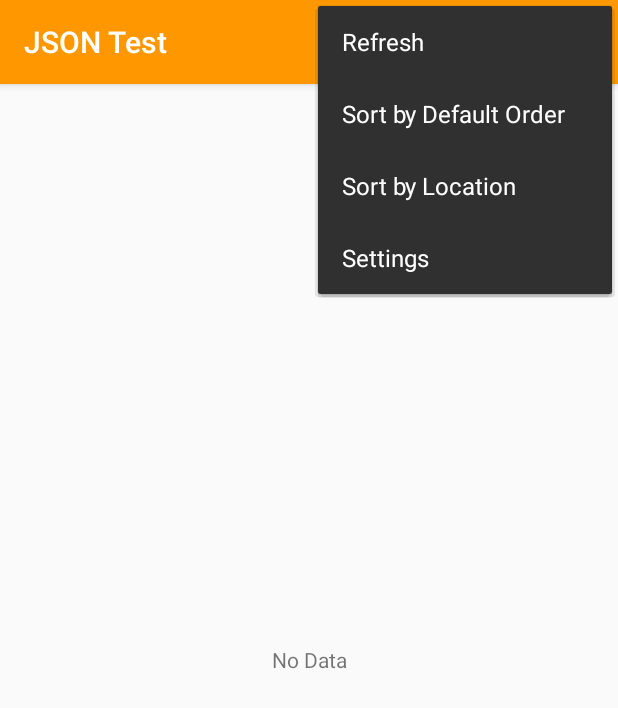
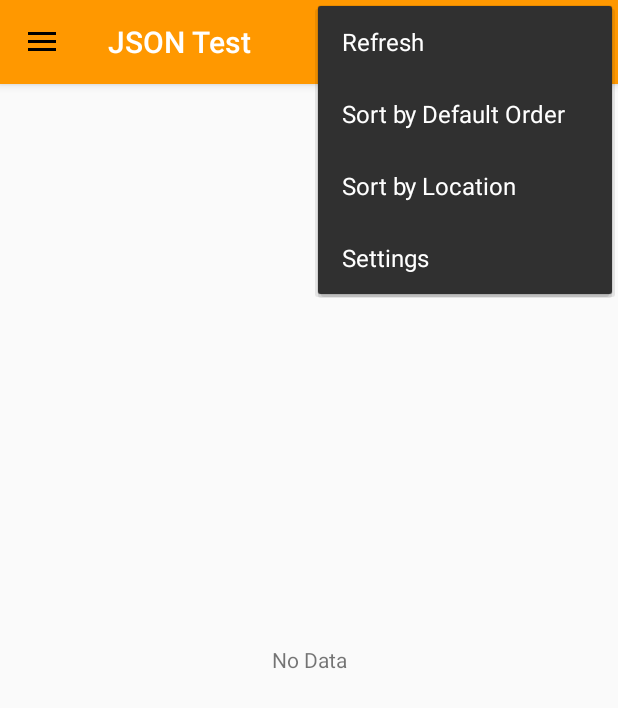
Before and after one commit to popnfresh234/iloveyoubike_refactor, an Android app: the screen it shows after launch (MainActivity), with the options menu open, on a phone screen of 412 x 824 dp. Shown: the top 708 px of the screen. Run offline under Robolectric (Android 15) with nearby library versions, the phone set to English and light mode, and no system bars; our stand-ins replace ButterKnife; libraries missing offline, so code that uses them is left out: com.squareup.okhttp, rx.android.schedulers, rx.functions, rx.schedulers; 3 statements that could not run were skipped.

Commit message:
Implement navigation drawer

```diff
--- a/app/src/main/java/com/dmtaiwan/alexander/jsontest/Views/MainActivity.java
+++ b/app/src/main/java/com/dmtaiwan/alexander/jsontest/Views/MainActivity.java
@@ -3,7 +3,10 @@ package com.dmtaiwan.alexander.jsontest.Views;
 import android.content.Intent;
 import android.location.Location;
 import android.os.Bundle;
+import android.support.design.widget.NavigationView;
+import android.support.v4.view.GravityCompat;
 import android.support.v4.widget.DrawerLayout;
+import android.support.v7.app.ActionBar;
 import android.support.v7.app.ActionBarDrawerToggle;
 import android.support.v7.app.AppCompatActivity;
 import android.support.v7.widget.LinearLayoutManager;
@@ -39,6 +42,7 @@ public class MainActivity extends AppCompatActivity implements MainView, Locatio
     private LocationProvider mLocationProvider;
 
 
+
     @Bind(R.id.empty_view)
     View mEmptyView;
 
@@ -51,8 +55,13 @@ public class MainActivity extends AppCompatActivity implements MainView, Locatio
     @Bind(R.id.toolbar_progress_indicator)
     ProgressBar mProgressBar;
 
-    @Bind(R.id.DrawerLayout)
+    @Bind(R.id.drawer_layout)
     DrawerLayout mDrawerLayout;
+
+    @Bind(R.id.navigation_view)
+    NavigationView mNavigationView;
+
+
 
     @Override
     protected void onCreate(Bundle savedInstanceState) {
@@ -67,11 +76,25 @@ public class MainActivity extends AppCompatActivity implements MainView, Locatio
 
         //Set toolbar
         setSupportActionBar(mToolbar);
+        final ActionBar actionBar = getSupportActionBar();
+        if (actionBar != null) {
+            actionBar.setHomeAsUpIndicator(R.drawable.ic_menu_black_24dp);
+            actionBar.setDisplayHomeAsUpEnabled(true);
+        }
 
         //Set adapter
         mAdapter = new RecyclerAdapter(this, mEmptyView);
         mRecyclerView.setAdapter(mAdapter);
 
+        //Setup drawer
+        mNavigationView.setNavigationItemSelectedListener(new NavigationView.OnNavigationItemSelectedListener() {
+            @Override
+            public boolean onNavigationItemSelected(MenuItem menuItem) {
+                menuItem.setChecked(true);
+                mDrawerLayout.closeDrawers();
+                return true;
+            }
+        });
         //Create presenter
         mPresenter = new MainPresenterImpl(this, this);
         mPresenter.requestData();
@@ -107,6 +130,10 @@ public class MainActivity extends AppCompatActivity implements MainView, Locatio
     @Override
     public boolean onOptionsItemSelected(MenuItem item) {
         int id = item.getItemId();
+
+        if (id == android.R.id.home) {
+            mDrawerLayout.openDrawer(GravityCompat.START);
+        }
 
         if (id == R.id.action_settings) {
             Intent settingsIntent = new Intent(this, SettingsActivity.class);
--- a/app/src/main/res/layout/activity_main.xml
+++ b/app/src/main/res/layout/activity_main.xml
@@ -1,14 +1,16 @@
 <?xml version="1.0" encoding="utf-8"?>
-<android.support.v4.widget.DrawerLayout
-    xmlns:android="http://schemas.android.com/apk/res/android"
+
+<android.support.v4.widget.DrawerLayout xmlns:android="http://schemas.android.com/apk/res/android"
     xmlns:app="http://schemas.android.com/apk/res-auto"
     xmlns:tools="http://schemas.android.com/tools"
-    android:id="@+id/DrawerLayout"
+    android:id="@+id/drawer_layout"
     android:layout_width="match_parent"
     android:layout_height="match_parent"
-    android:elevation="7dp">>
+    android:fitsSystemWindows="true"
+    tools:context=".MainActivity">
 
     <android.support.design.widget.CoordinatorLayout xmlns:android="http://schemas.android.com/apk/res/android"
+        xmlns:tools="http://schemas.android.com/tools"
         android:layout_width="match_parent"
         android:layout_height="match_parent"
         android:fitsSystemWindows="true"
@@ -46,4 +48,13 @@
         </FrameLayout>
 
     </android.support.design.widget.CoordinatorLayout>
+
+    <android.support.design.widget.NavigationView
+        android:id="@+id/navigation_view"
+        android:layout_width="wrap_content"
+        android:layout_height="match_parent"
+        android:layout_gravity="start"
+        app:headerLayout="@layout/drawer_header"
+        app:menu="@menu/nav_menu" />
+
 </android.support.v4.widget.DrawerLayout>
--- /dev/null
+++ b/app/src/main/res/menu/nav_menu.xml
@@ -0,0 +1,17 @@
+<menu xmlns:android="http://schemas.android.com/apk/res/android">
+
+    <group
+        android:checkableBehavior="single">
+
+        <item
+            android:id="@+id/drawer_home"
+            android:checked="true"
+            android:icon="@drawable/ic_cast_dark"
+            android:title="List of Stations"/>
+
+        <item
+            android:id="@+id/drawer_favourite"
+            android:icon="@drawable/ic_media_pause"
+            android:title="Map"/>
+    </group>
+</menu>
--- a/app/src/main/res/values/dimens.xml
+++ b/app/src/main/res/values/dimens.xml
@@ -19,6 +19,8 @@
     <!--Layout measurements-->
     <dimen name="landscape_station_list_width">360dp</dimen>
     <dimen name="action_bar_height">56dp</dimen>
+    <dimen name="status_bar_height">25dp</dimen>
+    <dimen name="spacing_large">16dp</dimen>
 
     <!--Widget dimensions-->
     <dimen name="widget_default_width">250dp</dimen>
```
Also changed, not shown: app/src/main/res/layout/drawer_header.xml (added, +37 -0 lines), app/src/main/res/drawable-hdpi/ic_menu_black_24dp.png (added), app/src/main/res/drawable-mdpi/ic_menu_black_24dp.png (added), app/src/main/res/drawable-xhdpi/ic_menu_black_24dp.png (added), app/src/main/res/drawable-xxhdpi/ic_menu_black_24dp.png (added), app/src/main/res/drawable-xxxhdpi/ic_menu_black_24dp.png (added).
